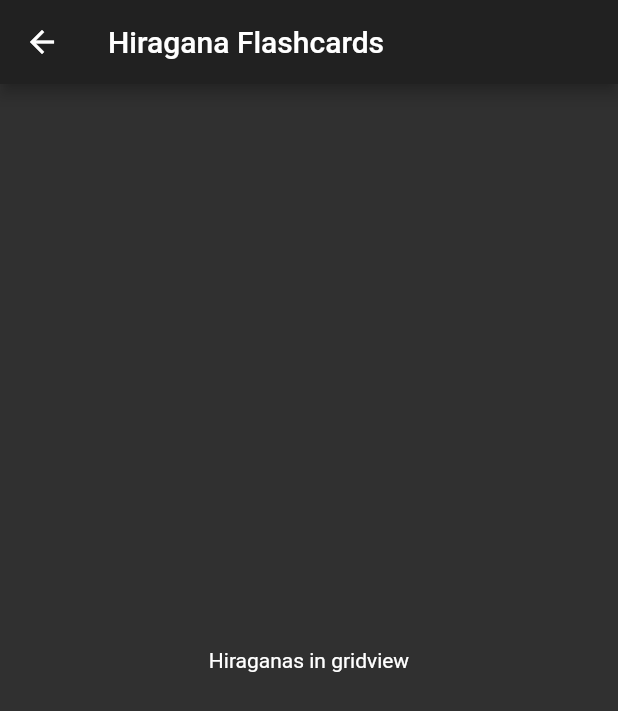
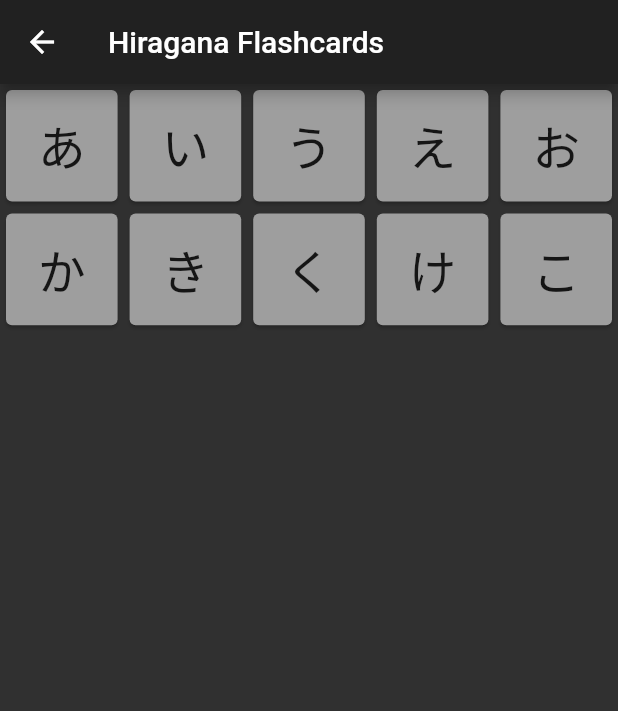
Before and after one commit to svlobao/flashcards_ON_HOLD, a Flutter app: the Hiraganas screen opened by its route, on a phone screen of 412 x 824 dp. Shown: the top 711 px of the screen. Run offline on Flutter 3.47's test engine with Material 2 defaults, Android fonts, the phone set to English and light mode, and no system bars; our stand-ins replace flip_card; missing offline and left inert: dart:html.

Commit message:
Hiragana mini cards sketch

```diff
--- /dev/null
+++ b/lib/flashcards/flashcard_template.dart
@@ -0,0 +1,32 @@
+import 'package:flutter/material.dart';
+import 'package:flip_card/flip_card.dart';
+
+class FlashcardPagaTemplate extends StatefulWidget {
+  const FlashcardPagaTemplate({Key? key}) : super(key: key);
+
+  @override
+  _FlashcardState createState() => _FlashcardState();
+}
+
+class _FlashcardState extends State<FlashcardPagaTemplate> {
+  @override
+  Widget build(BuildContext context) {
+    return Scaffold(
+      body: SafeArea(
+        child: Column(
+          children: [
+            FlipCard(
+                front: Center(
+                  child: Text('Hiragana Character'),
+                ),
+                back: Center(
+                  child: Container(
+                    child: Text('Hiragana Romanization'),
+                  ),
+                ))
+          ],
+        ),
+      ),
+    );
+  }
+}
--- a/lib/pages/hiraganas_page.dart
+++ b/lib/pages/hiraganas_page.dart
@@ -14,10 +14,100 @@ class _HiraganasState extends State<Hiraganas> {
       appBar: AppBar(
         title: Text('Hiragana Flashcards'),
       ),
-      body: Center(
-        child: Container(
-          child: Text('Hiraganas in gridview'),
-        ),
+      body: GridView.count(
+        crossAxisCount: 5,
+        children: [
+          Card(
+            color: Colors.grey,
+            child: Center(
+              child: Text(
+                'あ',
+                style: TextStyle(color: Colors.black87, fontSize: 32.0),
+              ),
+            ),
+          ),
+          Card(
+            color: Colors.grey,
+            child: Center(
+              child: Text(
+                'い',
+                style: TextStyle(color: Colors.black87, fontSize: 32.0),
+              ),
+            ),
+          ),
+          Card(
+            color: Colors.grey,
+            child: Center(
+              child: Text(
+                'う',
+                style: TextStyle(color: Colors.black87, fontSize: 32.0),
+              ),
+            ),
+          ),
+          Card(
+            color: Colors.grey,
+            child: Center(
+              child: Text(
+                'え',
+                style: TextStyle(color: Colors.black87, fontSize: 32.0),
+              ),
+            ),
+          ),
+          Card(
+            color: Colors.grey,
+            child: Center(
+              child: Text(
+                'お',
+                style: TextStyle(color: Colors.black87, fontSize: 32.0),
+              ),
+            ),
+          ),
+          Card(
+            color: Colors.grey,
+            child: Center(
+              child: Text(
+                'か',
+                style: TextStyle(color: Colors.black87, fontSize: 32.0),
+              ),
+            ),
+          ),
+          Card(
+            color: Colors.grey,
+            child: Center(
+              child: Text(
+                'き',
+                style: TextStyle(color: Colors.black87, fontSize: 32.0),
+              ),
+            ),
+          ),
+          Card(
+            color: Colors.grey,
+            child: Center(
+              child: Text(
+                'く',
+                style: TextStyle(color: Colors.black87, fontSize: 32.0),
+              ),
+            ),
+          ),
+          Card(
+            color: Colors.grey,
+            child: Center(
+              child: Text(
+                'け',
+                style: TextStyle(color: Colors.black87, fontSize: 32.0),
+              ),
+            ),
+          ),
+          Card(
+            color: Colors.grey,
+            child: Center(
+              child: Text(
+                'こ',
+                style: TextStyle(color: Colors.black87, fontSize: 32.0),
+              ),
+            ),
+          ),
+        ],
       ),
     );
   }
--- a/pubspec.yaml
+++ b/pubspec.yaml
@@ -21,6 +21,7 @@ environment:
   sdk: ">=2.12.0 <3.0.0"
 
 dependencies:
+  flip_card: ^0.5.0
   flutter:
     sdk: flutter
 
```
Also changed, not shown: pubspec.lock.
